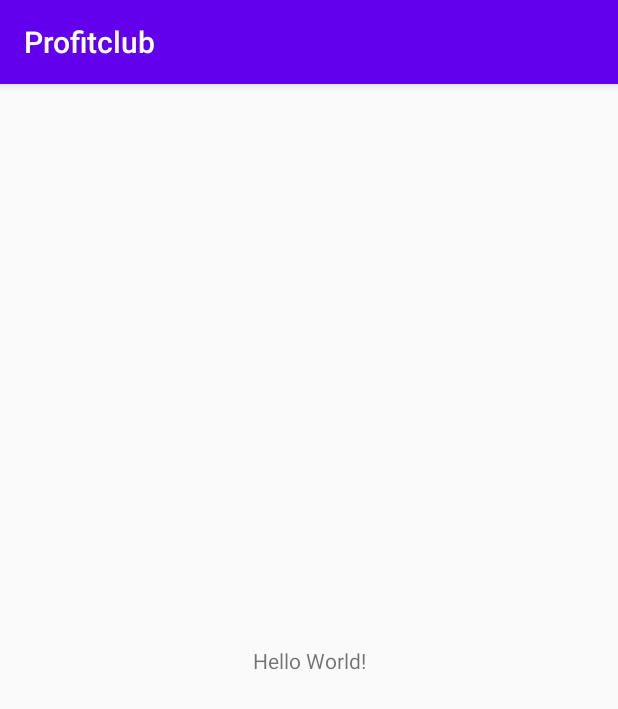
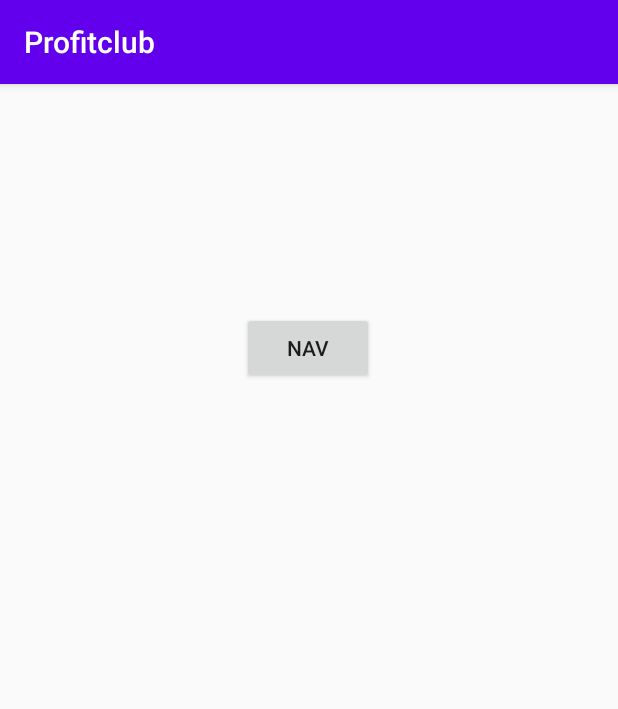
Before and after one commit to a-valitov/org.vernality.profitclub.android, an Android app: the screen it shows after launch (MainActivity), on a phone screen of 412 x 824 dp. Shown: the top 709 px of the screen. Run offline under Robolectric (Android 15) with nearby library versions, the phone set to English and light mode, and no system bars; libraries missing offline, so code that uses them is left out: com.parse; 3 statements that could not run were skipped.

Commit message:
added navigation

```diff
--- a/app/src/main/AndroidManifest.xml
+++ b/app/src/main/AndroidManifest.xml
@@ -1,6 +1,8 @@
 <?xml version="1.0" encoding="utf-8"?>
 <manifest xmlns:android="http://schemas.android.com/apk/res/android"
     package="org.vernality.profitclub">
+
+    <uses-permission android:name="android.permission.INTERNET" />
 
     <application
         android:allowBackup="true"
@@ -9,7 +11,8 @@
         android:roundIcon="@mipmap/ic_launcher_round"
         android:supportsRtl="true"
         android:theme="@style/AppTheme">
-        <activity android:name=".MainActivity">
+        <activity android:name=".MainActivity"
+            android:usesCleartextTraffic="true">
             <intent-filter>
                 <action android:name="android.intent.action.MAIN" />
 
--- /dev/null
+++ b/app/src/main/java/org/vernality/profitclub/RegistrationFragment.kt
@@ -0,0 +1,68 @@
+package org.vernality.profitclub
+
+import android.os.Bundle
+import androidx.fragment.app.Fragment
+import android.view.LayoutInflater
+import android.view.View
+import android.view.ViewGroup
+import androidx.navigation.fragment.findNavController
+import kotlinx.android.synthetic.main.fragment_registration.*
+import kotlinx.android.synthetic.main.fragment_registration.view.*
+
+// TODO: Rename parameter arguments, choose names that match
+// the fragment initialization parameters, e.g. ARG_ITEM_NUMBER
+private const val ARG_PARAM1 = "param1"
+private const val ARG_PARAM2 = "param2"
+
+/**
+ * A simple [Fragment] subclass.
+ * Use the [RegistrationFragment.newInstance] factory method to
+ * create an instance of this fragment.
+ */
+class RegistrationFragment : Fragment() {
+    // TODO: Rename and change types of parameters
+    private var param1: String? = null
+    private var param2: String? = null
+
+    override fun onCreate(savedInstanceState: Bundle?) {
+        super.onCreate(savedInstanceState)
+        arguments?.let {
+            param1 = it.getString(ARG_PARAM1)
+            param2 = it.getString(ARG_PARAM2)
+        }
+    }
+
+    override fun onCreateView(
+        inflater: LayoutInflater, container: ViewGroup?,
+        savedInstanceState: Bundle?
+    ): View? {
+        // Inflate the layout for this fragment
+        val root = inflater.inflate(R.layout.fragment_registration, container, false)
+
+        root.btn_nav.setOnClickListener {
+
+            findNavController().navigate(R.id.action_registrationFragment_to_roleFragment)
+        }
+        return root
+    }
+
+    companion object {
+        /**
+         * Use this factory method to create a new instance of
+         * this fragment using the provided parameters.
+         *
+         * @param param1 Parameter 1.
+         * @param param2 Parameter 2.
+         * @return A new instance of fragment RegistrationFragment.
+         */
+        // TODO: Rename and change types and number of parameters
+        @JvmStatic
+        fun newInstance(param1: String, param2: String) =
+            RegistrationFragment().apply {
+                arguments = Bundle().apply {
+                    putString(ARG_PARAM1, param1)
+                    putString(ARG_PARAM2, param2)
+                }
+            }
+    }
+}
--- a/app/src/main/res/layout/activity_main.xml
+++ b/app/src/main/res/layout/activity_main.xml
@@ -6,13 +6,16 @@
     android:layout_height="match_parent"
     tools:context=".MainActivity">
 
-    <TextView
-        android:layout_width="wrap_content"
-        android:layout_height="wrap_content"
-        android:text="Hello World!"
-        app:layout_constraintBottom_toBottomOf="parent"
+    <fragment
+        android:id="@+id/nav_host_fragment"
+        android:name="androidx.navigation.fragment.NavHostFragment"
+        android:layout_width="match_parent"
+        android:layout_height="match_parent"
+        app:defaultNavHost="true"
+        app:layout_constraintBottom_toTopOf="parent"
         app:layout_constraintLeft_toLeftOf="parent"
         app:layout_constraintRight_toRightOf="parent"
-        app:layout_constraintTop_toTopOf="parent" />
+        app:layout_constraintTop_toTopOf="parent"
+        app:navGraph="@navigation/mobile_navigation" />
 
 </androidx.constraintlayout.widget.ConstraintLayout>
--- /dev/null
+++ b/app/src/main/res/layout/fragment_registration.xml
@@ -0,0 +1,29 @@
+<?xml version="1.0" encoding="utf-8"?>
+<FrameLayout xmlns:android="http://schemas.android.com/apk/res/android"
+    xmlns:app="http://schemas.android.com/apk/res-auto"
+    xmlns:tools="http://schemas.android.com/tools"
+    android:layout_width="match_parent"
+    android:layout_height="match_parent"
+    tools:context=".RegistrationFragment">
+
+    <androidx.constraintlayout.widget.ConstraintLayout
+        android:layout_width="match_parent"
+        android:layout_height="match_parent"
+        android:orientation="horizontal">
+
+        <Button
+            android:layout_width="wrap_content"
+            android:layout_height="wrap_content"
+            android:layout_marginTop="152dp"
+            android:text="nav"
+            android:id="@+id/btn_nav"
+            app:layout_constraintEnd_toEndOf="parent"
+            app:layout_constraintHorizontal_bias="0.498"
+            app:layout_constraintStart_toStartOf="parent"
+            app:layout_constraintTop_toTopOf="parent" />
+
+
+    </androidx.constraintlayout.widget.ConstraintLayout>
+
+
+</FrameLayout>
--- /dev/null
+++ b/app/src/main/res/navigation/mobile_navigation.xml
@@ -0,0 +1,22 @@
+<?xml version="1.0" encoding="utf-8"?>
+<navigation xmlns:android="http://schemas.android.com/apk/res/android"
+    xmlns:app="http://schemas.android.com/apk/res-auto"
+    xmlns:tools="http://schemas.android.com/tools"
+    android:id="@+id/mobile_navigation"
+    app:startDestination="@id/registrationFragment">
+
+    <fragment
+        android:id="@+id/registrationFragment"
+        android:name="org.vernality.profitclub.RegistrationFragment"
+        android:label="fragment_registration"
+        tools:layout="@layout/fragment_registration" >
+        <action
+            android:id="@+id/action_registrationFragment_to_roleFragment"
+            app:destination="@id/roleFragment" />
+    </fragment>
+    <fragment
+        android:id="@+id/roleFragment"
+        android:name="org.vernality.profitclub.RoleFragment"
+        android:label="fragment_role"
+        tools:layout="@layout/fragment_role" />
+</navigation>
--- a/app/src/main/res/values/strings.xml
+++ b/app/src/main/res/values/strings.xml
@@ -1,3 +1,5 @@
 <resources>
     <string name="app_name">Profitclub</string>
+    <!-- TODO: Remove or change this placeholder text -->
+    <string name="hello_blank_fragment">Hello blank fragment</string>
 </resources>
--- a/build.gradle
+++ b/build.gradle
@@ -8,6 +8,8 @@ buildscript {
     dependencies {
         classpath "com.android.tools.build:gradle:4.0.1"
         classpath "org.jetbrains.kotlin:kotlin-gradle-plugin:$kotlin_version"
+        classpath 'com.google.gms:google-services:4.3.3'
+        classpath "androidx.navigation:navigation-safe-args-gradle-plugin:2.3.0"
 
         // NOTE: Do not place your application dependencies here; they belong
         // in the individual module build.gradle files
@@ -18,6 +20,7 @@ allprojects {
     repositories {
         google()
         jcenter()
+        maven { url "https://jitpack.io" }
     }
 }
 
```
Also changed, not shown: app/build.gradle (+16 -0 lines), app/src/main/java/org/vernality/profitclub/MainActivity.kt (+30 -1 lines), app/src/main/java/org/vernality/profitclub/RoleFragment.kt (added, +59 -0 lines), app/src/main/res/layout/fragment_role.xml (added, +15 -0 lines).
